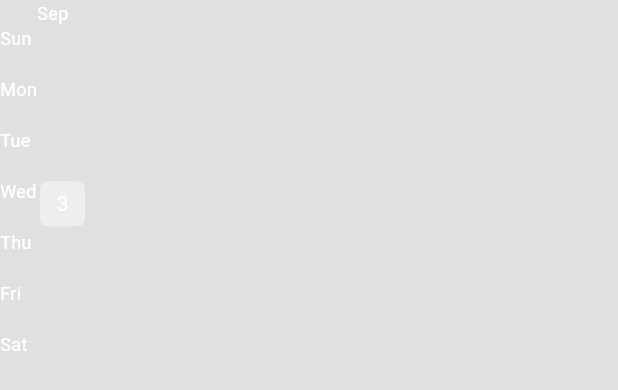
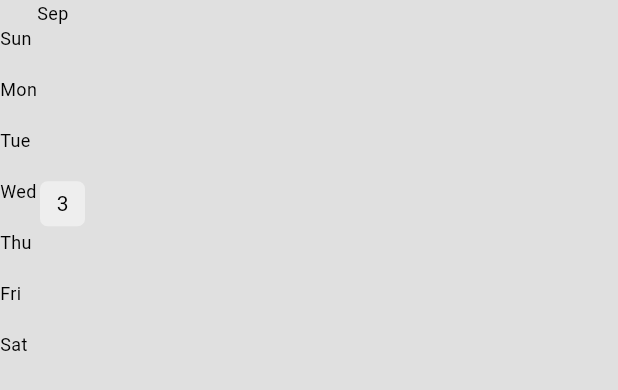
Before and after one commit to x00Adham/Minimal-Habit-Tracker-App, a Flutter app: the HeatMapWidget widget shown alone on an empty page, opened directly with empty values, on a phone screen of 412 x 824 dp. Shown: the top 390 px of the screen. Run offline on Flutter 3.47's test engine with Material 3 defaults, Android fonts, the phone set to English and light mode, and no system bars; drawn by our look-alikes of flutter_heatmap_calendar; our stand-ins replace flutter_slidable, isar; accounts and stored records are empty; generated files the repository leaves out were written again.

```diff
--- a/lib/main.dart
+++ b/lib/main.dart
@@ -8,10 +8,14 @@ void main() async {
   WidgetsFlutterBinding.ensureInitialized();
   await Database.initialize();
 
+  // Create initial app settings if they don't exist
+  final database = Database();
+  await database.saveFirstDay();
+
   runApp(
     MultiProvider(
       providers: [
-        ChangeNotifierProvider(create: (context) => Database()),
+        ChangeNotifierProvider(create: (context) => database),
         ChangeNotifierProvider(create: (context) => ThemeProvider()),
       ],
       child: const HabitTracker(),
--- a/lib/themes/dark_theme.dart
+++ b/lib/themes/dark_theme.dart
@@ -3,7 +3,7 @@ import 'package:flutter/material.dart';
 ThemeData darkMode = ThemeData(
   brightness: Brightness.dark,
   colorScheme: ColorScheme.dark(
-    surface: Colors.grey.shade900,
+    surface: const Color.fromARGB(255, 10, 10, 10),
     primary: Colors.grey.shade600,
     secondary: Colors.grey.shade700,
     tertiary: Colors.grey.shade800,
--- a/lib/widgets/heat_map_widget.dart
+++ b/lib/widgets/heat_map_widget.dart
@@ -2,30 +2,38 @@ import 'package:flutter/material.dart';
 import 'package:flutter_heatmap_calendar/flutter_heatmap_calendar.dart';
 
 class HeatMapWidget extends StatelessWidget {
-  const HeatMapWidget({super.key, required this.startingDate, required this.datasets});
-  final DateTime startingDate ;
-  final Map<DateTime,int> datasets;
+  const HeatMapWidget({
+    super.key,
+    required this.startingDate,
+    required this.datasets,
+  });
+  final DateTime startingDate;
+  final Map<DateTime, int> datasets;
 
   @override
   Widget build(BuildContext context) {
+    // Determine text color based on theme brightness
+    final isLightMode = Theme.of(context).brightness == Brightness.light;
+    final textColor = isLightMode ? Colors.black : Colors.white;
+
     return HeatMap(
       datasets: datasets,
       endDate: DateTime.now(),
-      startDate: startingDate ,
+      startDate: startingDate,
       colorMode: ColorMode.color,
       defaultColor: Theme.of(context).colorScheme.secondary,
-      textColor: Colors.white,
+      textColor: textColor,
       size: 30,
       showText: true,
       scrollable: true,
       showColorTip: false,
-      colorsets:{
-        1:Colors.green.shade200,
-        2:Colors.green.shade300,
-        3:Colors.green.shade400,
-        4:Colors.green.shade500,
-        5:Colors.green.shade600,
-      } ,
+      colorsets: {
+        1: Colors.green.shade200,
+        2: Colors.green.shade300,
+        3: Colors.green.shade400,
+        4: Colors.green.shade500,
+        5: Colors.green.shade600,
+      },
     );
   }
 }
```
Also changed, not shown: lib/screens/home_page.dart (+9 -9 lines), lib/widgets/habit_list_view.dart (+8 -2 lines), lib/themes/light_theme.dart (line endings or trailing spaces).
